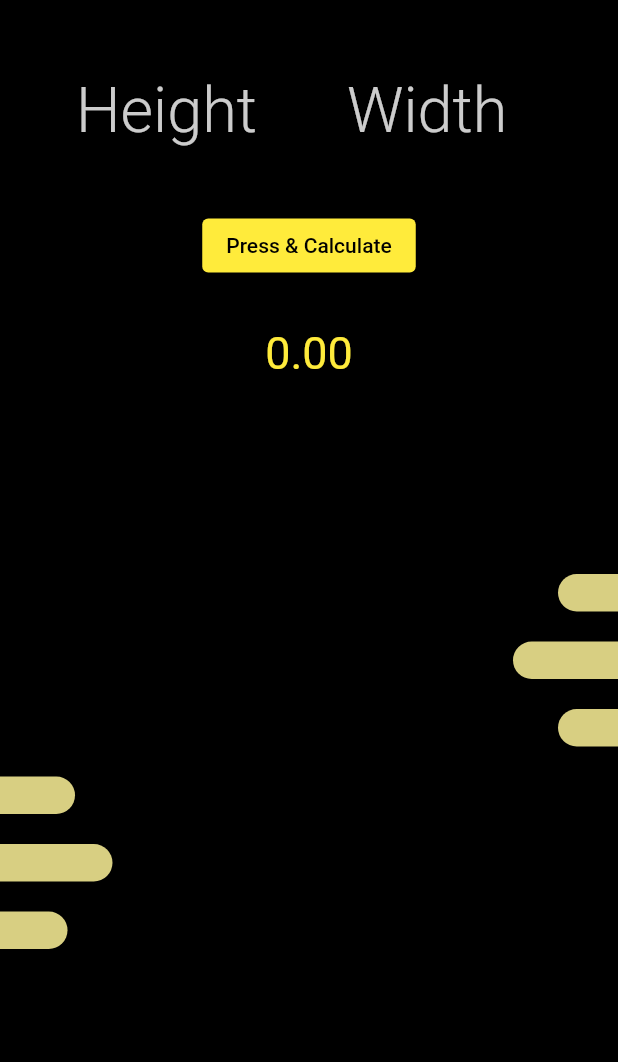
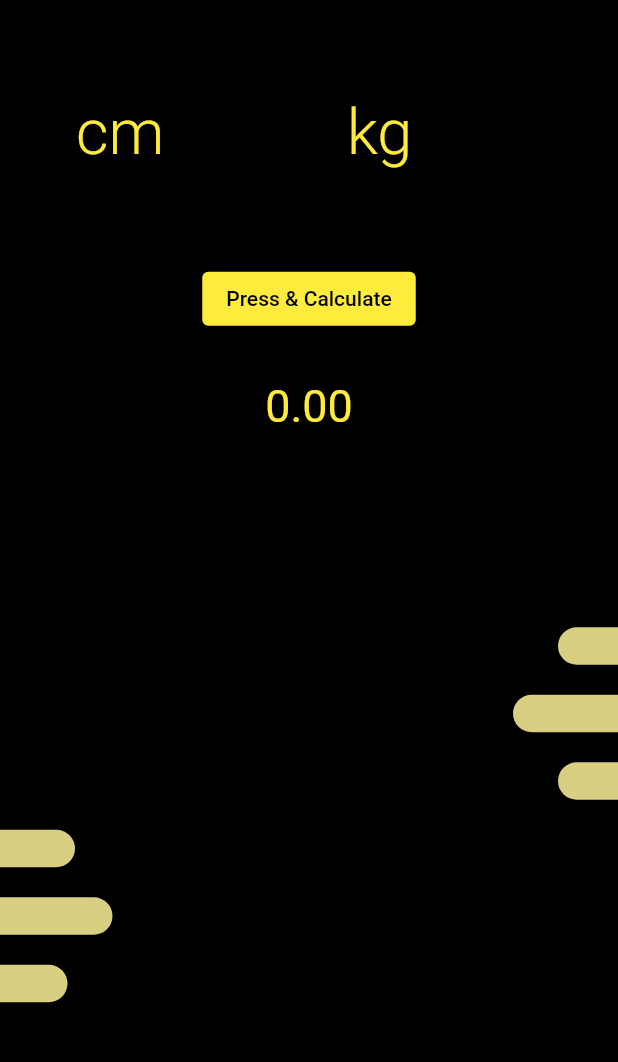
Before and after one commit to arjun-baidya/flutter_bmi_calculator, a Flutter app: the screen it shows after launch, on a phone screen of 412 x 824 dp, the part 59-1121 px from its top. Run offline on Flutter 3.47's test engine with Material 2 defaults, Android fonts, the phone set to English and light mode, and no system bars.

Commit message:
update formulla

```diff
--- a/lib/screens/home.dart
+++ b/lib/screens/home.dart
@@ -46,6 +46,12 @@ class _HomePageState extends State<HomePage> {
                     style: const TextStyle(fontSize: 42, fontWeight: FontWeight.w300, color: Colors.yellow),
                     keyboardType: TextInputType.number,
                     decoration: InputDecoration(
+                      labelText: 'cm',
+                      labelStyle: const TextStyle(
+                        color: Colors.yellow,
+                        fontSize: 42,
+                        fontWeight: FontWeight.w300,
+                      ),
                       hintText: "Height",
                       border: InputBorder.none,
                       hintStyle: TextStyle(
@@ -67,7 +73,13 @@ class _HomePageState extends State<HomePage> {
                         color: Colors.yellow),
                     keyboardType: TextInputType.number,
                     decoration: InputDecoration(
-                      hintText: "Width",
+                      labelText: "kg",
+                      labelStyle: const TextStyle(
+                        color: Colors.yellow,
+                        fontSize: 42,
+                        fontWeight: FontWeight.w300,
+                      ),
+                      hintText: "Weight",
                       border: InputBorder.none,
                       hintStyle: TextStyle(
                         fontSize: 42,
@@ -104,7 +116,8 @@ class _HomePageState extends State<HomePage> {
                   double _h = double.parse(_heightController.text);
                   double _w = double.parse(_widthController.text);
                   setState(() {
-                    _bmiResult = _w / (_h * _h);
+                    // _bmiResult = _w / (_h * _h);
+                    _bmiResult = (_w/_h/_h)*10000;
                     // _textResult = _bmiResult.toStringAsFixed(2);
                     if (_bmiResult > 25) {
                       _textResult = "You are Overweight";
```
